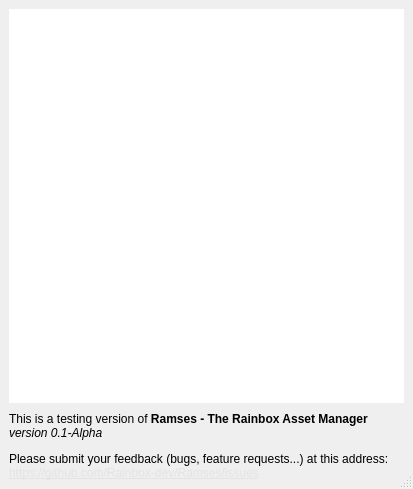
This is Ramses/helpdialog.ui in RxLaboratory/Ramses as Qt 5 draws it before an edit. The edited form follows.
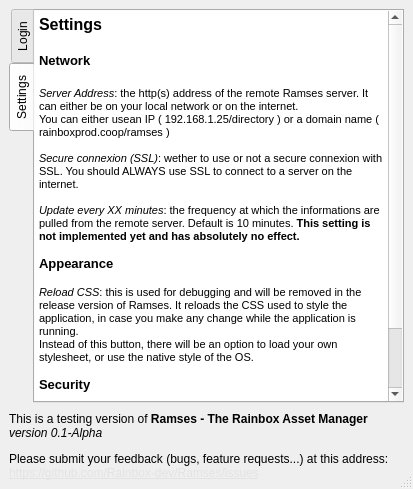
This is the edited form. The open tabs and pages were chosen to show the change. Icons and pictures are not drawn.

Commit message: Added help texts (login and settings)

```diff
--- a/Ramses/helpdialog.ui
+++ b/Ramses/helpdialog.ui
@@ -11,7 +11,7 @@
    </rect>
   </property>
   <property name="windowTitle">
-   <string>Dialog</string>
+   <string>Ramses Help</string>
   </property>
   <property name="sizeGripEnabled">
    <bool>true</bool>
@@ -35,7 +35,7 @@
    <item>
     <widget class="QStackedWidget" name="mainWidget">
      <property name="currentIndex">
-      <number>2</number>
+      <number>0</number>
      </property>
      <widget class="QWidget" name="page">
       <layout class="QVBoxLayout" name="verticalLayout_2">
@@ -55,13 +55,116 @@
         <number>0</number>
        </property>
        <item>
-        <widget class="QTextBrowser" name="textBrowser_2">
-         <property name="frameShape">
-          <enum>QFrame::NoFrame</enum>
+        <widget class="QTabWidget" name="helpTabs">
+         <property name="tabPosition">
+          <enum>QTabWidget::West</enum>
          </property>
-         <property name="openExternalLinks">
-          <bool>true</bool>
+         <property name="currentIndex">
+          <number>0</number>
          </property>
+         <widget class="QWidget" name="tab">
+          <attribute name="title">
+           <string>Login</string>
+          </attribute>
+          <layout class="QVBoxLayout" name="verticalLayout_5">
+           <property name="spacing">
+            <number>0</number>
+           </property>
+           <property name="leftMargin">
+            <number>0</number>
+           </property>
+           <property name="topMargin">
+            <number>0</number>
+           </property>
+           <property name="rightMargin">
+            <number>0</number>
+           </property>
+           <property name="bottomMargin">
+            <number>0</number>
+           </property>
+           <item>
+            <widget class="QTextBrowser" name="textBrowser_2">
+             <property name="frameShape">
+              <enum>QFrame::NoFrame</enum>
+             </property>
+             <property name="html">
+              <string>&lt;!DOCTYPE HTML PUBLIC &quot;-//W3C//DTD HTML 4.0//EN&quot; &quot;http://www.w3.org/TR/REC-html40/strict.dtd&quot;&gt;
+&lt;html&gt;&lt;head&gt;&lt;meta name=&quot;qrichtext&quot; content=&quot;1&quot; /&gt;&lt;style type=&quot;text/css&quot;&gt;
+p, li { white-space: pre-wrap; }
+&lt;/style&gt;&lt;/head&gt;&lt;body style=&quot; font-family:'MS Shell Dlg 2'; font-size:8.25pt; font-weight:400; font-style:normal;&quot;&gt;
+&lt;p style=&quot; margin-top:0px; margin-bottom:0px; margin-left:0px; margin-right:0px; -qt-block-indent:0; text-indent:0px;&quot;&gt;&lt;span style=&quot; font-size:12pt; font-weight:600;&quot;&gt;Login&lt;/span&gt;&lt;/p&gt;
+&lt;p style=&quot;-qt-paragraph-type:empty; margin-top:0px; margin-bottom:0px; margin-left:0px; margin-right:0px; -qt-block-indent:0; text-indent:0px; font-size:12pt; font-weight:600;&quot;&gt;&lt;br /&gt;&lt;/p&gt;
+&lt;p style=&quot; margin-top:0px; margin-bottom:0px; margin-left:0px; margin-right:0px; -qt-block-indent:0; text-indent:0px;&quot;&gt;&lt;span style=&quot; font-size:8pt;&quot;&gt;Fill your username and your password in to log in.&lt;/span&gt;&lt;/p&gt;
+&lt;p style=&quot;-qt-paragraph-type:empty; margin-top:0px; margin-bottom:0px; margin-left:0px; margin-right:0px; -qt-block-indent:0; text-indent:0px; font-size:8pt;&quot;&gt;&lt;br /&gt;&lt;/p&gt;
+&lt;p style=&quot; margin-top:0px; margin-bottom:0px; margin-left:0px; margin-right:0px; -qt-block-indent:0; text-indent:0px;&quot;&gt;&lt;span style=&quot; font-size:8pt;&quot;&gt;If you forgot your password, ask for help from your Ramses administrator.&lt;/span&gt;&lt;/p&gt;
+&lt;p style=&quot;-qt-paragraph-type:empty; margin-top:0px; margin-bottom:0px; margin-left:0px; margin-right:0px; -qt-block-indent:0; text-indent:0px; font-size:8pt;&quot;&gt;&lt;br /&gt;&lt;/p&gt;
+&lt;p style=&quot; margin-top:0px; margin-bottom:0px; margin-left:0px; margin-right:0px; -qt-block-indent:0; text-indent:0px;&quot;&gt;&lt;span style=&quot; font-size:8pt;&quot;&gt;If you have trouble to log in, please check the  network settings in Ramses, and if everything is correct, check the network settings of your computer and make sure you have access to the Ramses server.&lt;/span&gt;&lt;/p&gt;&lt;/body&gt;&lt;/html&gt;</string>
+             </property>
+             <property name="openExternalLinks">
+              <bool>true</bool>
+             </property>
+            </widget>
+           </item>
+          </layout>
+         </widget>
+         <widget class="QWidget" name="tab_2">
+          <attribute name="title">
+           <string>Settings</string>
+          </attribute>
+          <layout class="QVBoxLayout" name="verticalLayout_6">
+           <property name="spacing">
+            <number>0</number>
+           </property>
+           <property name="leftMargin">
+            <number>0</number>
+           </property>
+           <property name="topMargin">
+            <number>0</number>
+           </property>
+           <property name="rightMargin">
+            <number>0</number>
+           </property>
+           <property name="bottomMargin">
+            <number>0</number>
+           </property>
+           <item>
+            <widget class="QTextBrowser" name="textBrowser_3">
+             <property name="frameShape">
+              <enum>QFrame::NoFrame</enum>
+             </property>
+             <property name="html">
+              <string>&lt;!DOCTYPE HTML PUBLIC &quot;-//W3C//DTD HTML 4.0//EN&quot; &quot;http://www.w3.org/TR/REC-html40/strict.dtd&quot;&gt;
+&lt;html&gt;&lt;head&gt;&lt;meta name=&quot;qrichtext&quot; content=&quot;1&quot; /&gt;&lt;style type=&quot;text/css&quot;&gt;
+p, li { white-space: pre-wrap; }
+&lt;/style&gt;&lt;/head&gt;&lt;body style=&quot; font-family:'MS Shell Dlg 2'; font-size:8.25pt; font-weight:400; font-style:normal;&quot;&gt;
+&lt;p style=&quot; margin-top:0px; margin-bottom:0px; margin-left:0px; margin-right:0px; -qt-block-indent:0; text-indent:0px;&quot;&gt;&lt;span style=&quot; font-size:12pt; font-weight:600;&quot;&gt;Settings&lt;/span&gt;&lt;/p&gt;
+&lt;p style=&quot;-qt-paragraph-type:empty; margin-top:0px; margin-bottom:0px; margin-left:0px; margin-right:0px; -qt-block-indent:0; text-indent:0px; font-size:12pt; font-weight:600;&quot;&gt;&lt;br /&gt;&lt;/p&gt;
+&lt;p style=&quot; margin-top:0px; margin-bottom:0px; margin-left:0px; margin-right:0px; -qt-block-indent:0; text-indent:0px;&quot;&gt;&lt;span style=&quot; font-size:10pt; font-weight:600;&quot;&gt;Network&lt;/span&gt;&lt;/p&gt;
+&lt;p style=&quot;-qt-paragraph-type:empty; margin-top:0px; margin-bottom:0px; margin-left:0px; margin-right:0px; -qt-block-indent:0; text-indent:0px; font-size:12pt; font-weight:600;&quot;&gt;&lt;br /&gt;&lt;/p&gt;
+&lt;p style=&quot; margin-top:0px; margin-bottom:0px; margin-left:0px; margin-right:0px; -qt-block-indent:0; text-indent:0px;&quot;&gt;&lt;span style=&quot; font-size:8pt; font-style:italic;&quot;&gt;Server Address&lt;/span&gt;&lt;span style=&quot; font-size:8pt;&quot;&gt;: the http(s) address of the remote Ramses server. It can either be on your local network or on the internet.&lt;/span&gt;&lt;/p&gt;
+&lt;p style=&quot; margin-top:0px; margin-bottom:0px; margin-left:0px; margin-right:0px; -qt-block-indent:0; text-indent:0px;&quot;&gt;&lt;span style=&quot; font-size:8pt;&quot;&gt;You can either usean IP ( 192.168.1.25/directory ) or a domain name ( rainboxprod.coop/ramses )&lt;/span&gt;&lt;/p&gt;
+&lt;p style=&quot;-qt-paragraph-type:empty; margin-top:0px; margin-bottom:0px; margin-left:0px; margin-right:0px; -qt-block-indent:0; text-indent:0px; font-size:8pt;&quot;&gt;&lt;br /&gt;&lt;/p&gt;
+&lt;p style=&quot; margin-top:0px; margin-bottom:0px; margin-left:0px; margin-right:0px; -qt-block-indent:0; text-indent:0px;&quot;&gt;&lt;span style=&quot; font-size:8pt; font-style:italic;&quot;&gt;Secure connexion (SSL)&lt;/span&gt;&lt;span style=&quot; font-size:8pt;&quot;&gt;: wether to use or not a secure connexion with SSL. You should ALWAYS use SSL to connect to a server on the internet.&lt;/span&gt;&lt;/p&gt;
+&lt;p style=&quot;-qt-paragraph-type:empty; margin-top:0px; margin-bottom:0px; margin-left:0px; margin-right:0px; -qt-block-indent:0; text-indent:0px; font-size:8pt;&quot;&gt;&lt;br /&gt;&lt;/p&gt;
+&lt;p style=&quot; margin-top:0px; margin-bottom:0px; margin-left:0px; margin-right:0px; -qt-block-indent:0; text-indent:0px;&quot;&gt;&lt;span style=&quot; font-size:8pt; font-style:italic;&quot;&gt;Update every XX minutes&lt;/span&gt;&lt;span style=&quot; font-size:8pt;&quot;&gt;: the frequency at which the informations are pulled from the remote server. Default is 10 minutes. &lt;/span&gt;&lt;span style=&quot; font-size:8pt; font-weight:600;&quot;&gt;This setting is not implemented yet and has absolutely no effect.&lt;/span&gt;&lt;/p&gt;
+&lt;p style=&quot;-qt-paragraph-type:empty; margin-top:0px; margin-bottom:0px; margin-left:0px; margin-right:0px; -qt-block-indent:0; text-indent:0px; font-size:8pt;&quot;&gt;&lt;br /&gt;&lt;/p&gt;
+&lt;p style=&quot; margin-top:0px; margin-bottom:0px; margin-left:0px; margin-right:0px; -qt-block-indent:0; text-indent:0px;&quot;&gt;&lt;span style=&quot; font-size:10pt; font-weight:600;&quot;&gt;Appearance&lt;/span&gt;&lt;/p&gt;
+&lt;p style=&quot;-qt-paragraph-type:empty; margin-top:0px; margin-bottom:0px; margin-left:0px; margin-right:0px; -qt-block-indent:0; text-indent:0px; font-size:10pt; font-weight:600;&quot;&gt;&lt;br /&gt;&lt;/p&gt;
+&lt;p style=&quot; margin-top:0px; margin-bottom:0px; margin-left:0px; margin-right:0px; -qt-block-indent:0; text-indent:0px;&quot;&gt;&lt;span style=&quot; font-size:8pt; font-style:italic;&quot;&gt;Reload CSS&lt;/span&gt;&lt;span style=&quot; font-size:8pt;&quot;&gt;: this is used for debugging and will be removed in the release version of Ramses. It reloads the CSS used to style the application, in case you make any change while the application is running.&lt;/span&gt;&lt;/p&gt;
+&lt;p style=&quot; margin-top:0px; margin-bottom:0px; margin-left:0px; margin-right:0px; -qt-block-indent:0; text-indent:0px;&quot;&gt;&lt;span style=&quot; font-size:8pt;&quot;&gt;Instead of this button, there will be an option to load your own stylesheet, or use the native style of the OS.&lt;/span&gt;&lt;/p&gt;
+&lt;p style=&quot;-qt-paragraph-type:empty; margin-top:0px; margin-bottom:0px; margin-left:0px; margin-right:0px; -qt-block-indent:0; text-indent:0px; font-size:8pt;&quot;&gt;&lt;br /&gt;&lt;/p&gt;
+&lt;p style=&quot; margin-top:0px; margin-bottom:0px; margin-left:0px; margin-right:0px; -qt-block-indent:0; text-indent:0px;&quot;&gt;&lt;span style=&quot; font-size:10pt; font-weight:600;&quot;&gt;Security&lt;/span&gt;&lt;/p&gt;
+&lt;p style=&quot;-qt-paragraph-type:empty; margin-top:0px; margin-bottom:0px; margin-left:0px; margin-right:0px; -qt-block-indent:0; text-indent:0px; font-size:10pt; font-weight:600;&quot;&gt;&lt;br /&gt;&lt;/p&gt;
+&lt;p style=&quot; margin-top:0px; margin-bottom:0px; margin-left:0px; margin-right:0px; -qt-block-indent:0; text-indent:0px;&quot;&gt;&lt;span style=&quot; font-size:8pt; font-style:italic;&quot;&gt;Log out after XX minutes&lt;/span&gt;&lt;span style=&quot; font-size:8pt;&quot;&gt;: Setting not implemented yet, currently disabled. This will allow you to adjust the time after wich you are automatically logged out if you do not use Ramses.&lt;/span&gt;&lt;/p&gt;
+&lt;p style=&quot; margin-top:0px; margin-bottom:0px; margin-left:0px; margin-right:0px; -qt-block-indent:0; text-indent:0px;&quot;&gt;&lt;span style=&quot; font-size:8pt;&quot;&gt;Note that the server will automatically disconnects you after 11 minutes of inactivity anyway.&lt;/span&gt;&lt;/p&gt;&lt;/body&gt;&lt;/html&gt;</string>
+             </property>
+             <property name="openExternalLinks">
+              <bool>true</bool>
+             </property>
+            </widget>
+           </item>
+          </layout>
+         </widget>
         </widget>
        </item>
       </layout>
@@ -113,10 +216,13 @@
         <number>0</number>
        </property>
        <item>
-        <widget class="QTextBrowser" name="debugText_2">
+        <widget class="QTextBrowser" name="aboutText">
          <property name="frameShape">
           <enum>QFrame::NoFrame</enum>
          </property>
+         <property name="readOnly">
+          <bool>true</bool>
+         </property>
          <property name="html">
           <string>&lt;!DOCTYPE HTML PUBLIC &quot;-//W3C//DTD HTML 4.0//EN&quot; &quot;http://www.w3.org/TR/REC-html40/strict.dtd&quot;&gt;
 &lt;html&gt;&lt;head&gt;&lt;meta name=&quot;qrichtext&quot; content=&quot;1&quot; /&gt;&lt;style type=&quot;text/css&quot;&gt;
@@ -135,7 +241,7 @@
 &lt;p style=&quot; margin-top:12px; margin-bottom:12px; margin-left:0px; margin-right:0px; -qt-block-indent:0; text-indent:0px;&quot;&gt;&lt;span style=&quot; font-size:8pt;&quot;&gt;You should have received a copy of the GNU General Public License along with Ramses. If not, see &lt;/span&gt;&lt;a href=&quot;http://www.gnu.org/licenses/&quot;&gt;&lt;span style=&quot; font-size:8pt; text-decoration: underline; color:#e3e3e3;&quot;&gt;http://www.gnu.org/licenses/&lt;/span&gt;&lt;/a&gt;&lt;span style=&quot; font-size:8pt;&quot;&gt;.&lt;/span&gt;&lt;/p&gt;&lt;/body&gt;&lt;/html&gt;</string>
          </property>
          <property name="acceptRichText">
-          <bool>false</bool>
+          <bool>true</bool>
          </property>
          <property name="openExternalLinks">
           <bool>true</bool>
```
The commit also changes 2 other files.
